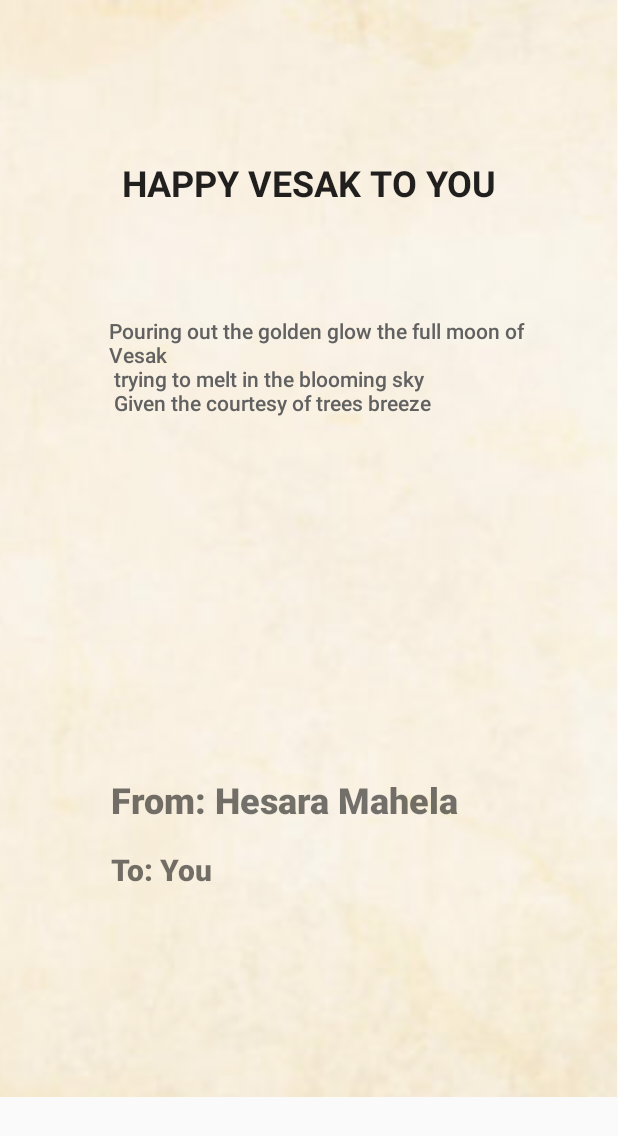
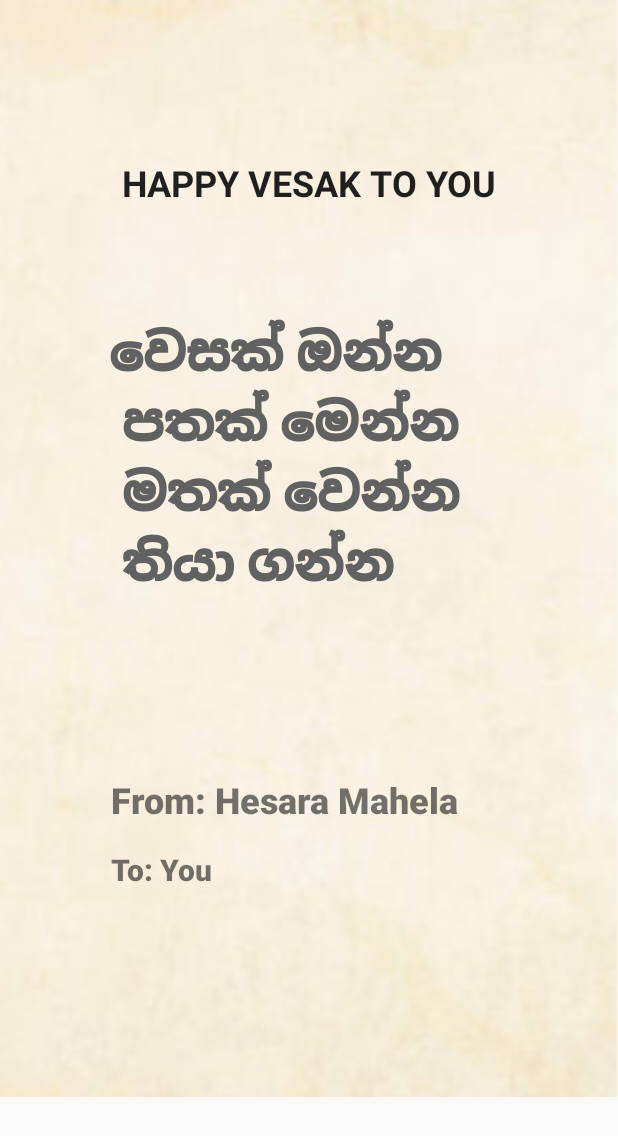
Before and after one commit to HesaraMahela/VesakCard, an Android app: the greeting_page screen opened directly, with no data from a screen before it, on a phone screen of 412 x 824 dp. Shown: the top 1136 px of the screen. Run offline under Robolectric (Android 15) with nearby library versions, the phone set to English and light mode, and no system bars; Roboto replaces fonts that are not available here.

Commit message:
fixed: sinhala poem instead of english

```diff
--- a/app/src/main/res/layout/activity_greeting_page.xml
+++ b/app/src/main/res/layout/activity_greeting_page.xml
@@ -81,9 +81,10 @@
         android:id="@+id/textView"
         android:layout_width="295dp"
         android:layout_height="198dp"
-        android:fontFamily="sans-serif-medium"
+        android:fontFamily="sans-serif-black"
         android:text="@string/poem"
         android:textColor="#616161"
+        android:textSize="34sp"
         app:layout_constraintBottom_toBottomOf="parent"
         app:layout_constraintEnd_toEndOf="parent"
         app:layout_constraintHorizontal_bias="0.62"
--- a/app/src/main/res/values/strings.xml
+++ b/app/src/main/res/values/strings.xml
@@ -13,7 +13,8 @@
     <string name="greeting">HAPPY VESAK TO YOU</string>
     <string name="to">To: You </string>
     <string name="from">From: Hesara Mahela </string>
-    <string name="poem">Pouring out the golden glow the full moon of Vesak \n  trying to melt in the blooming sky\n Given the courtesy of trees breeze</string>
+    <string name="poem">වෙසක් ඔන්න \n පතක් මෙන්න \n මතක් වෙන්න \n තියා ගන්න</string>
+
     <string name="todo">TODO</string>
 
 </resources>
```
